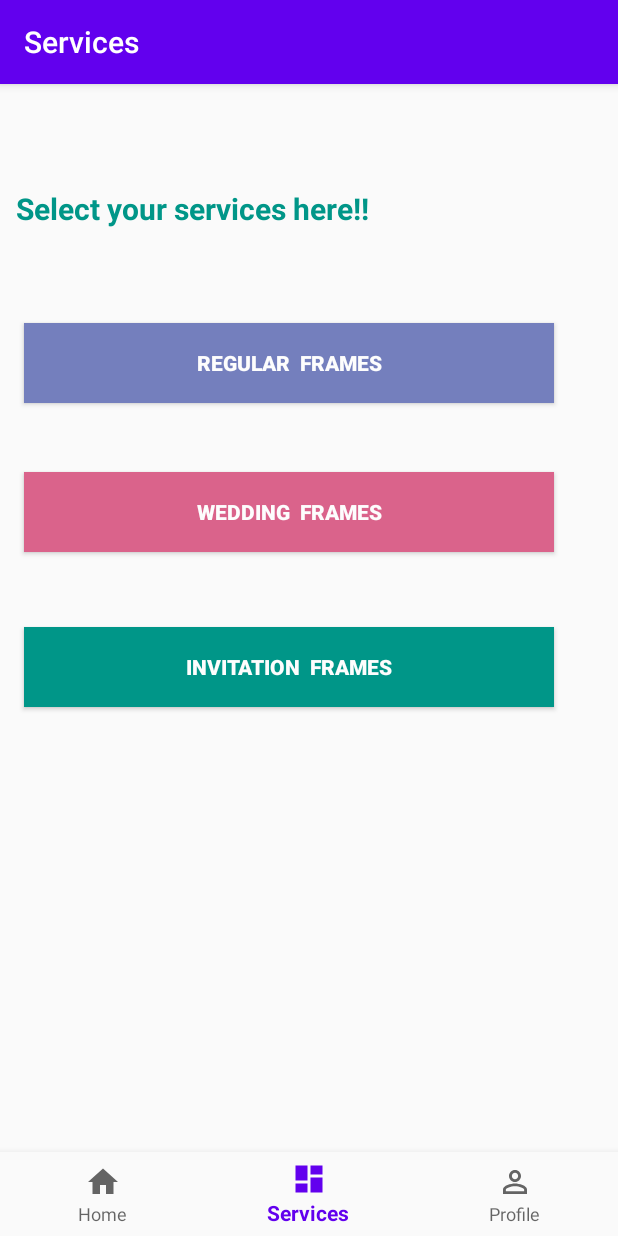
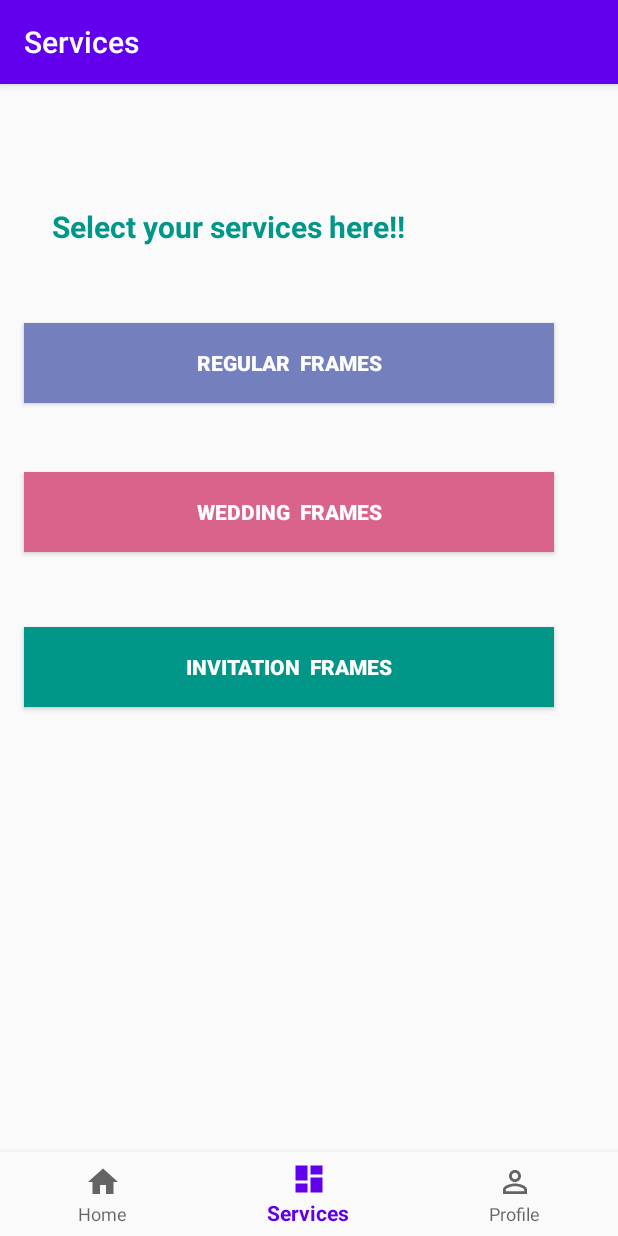
Before and after one commit to sowmyathogiti/PicStudioLab, an Android app: the DashboardFragment screen opened through its navigation route, on a phone screen of 412 x 824 dp. Run offline under Robolectric (Android 15) with nearby library versions, the phone set to English and light mode, and no system bars; our stand-ins replace navigation-ui.

Commit message:
Resized header of home,services fragments

```diff
--- a/PicStudioLab_project/app/src/main/res/layout/fragment_dashboard.xml
+++ b/PicStudioLab_project/app/src/main/res/layout/fragment_dashboard.xml
@@ -9,18 +9,18 @@
 
         <TextView
             android:id="@+id/ServiceTV"
-            android:layout_width="401dp"
-            android:layout_height="51dp"
+            android:layout_width="342dp"
+            android:layout_height="47dp"
             android:text="Select your services here!!"
             android:textColor="#009688"
             android:textSize="20dp"
             android:textStyle="bold"
             app:layout_constraintBottom_toBottomOf="parent"
             app:layout_constraintEnd_toEndOf="parent"
-            app:layout_constraintHorizontal_bias="1.0"
+            app:layout_constraintHorizontal_bias="0.492"
             app:layout_constraintStart_toStartOf="parent"
             app:layout_constraintTop_toTopOf="parent"
-            app:layout_constraintVertical_bias="0.02" />
+            app:layout_constraintVertical_bias="0.038" />
 
         <Button
             android:id="@+id/framebtn"
--- a/PicStudioLab_project/app/src/main/res/layout/fragment_home.xml
+++ b/PicStudioLab_project/app/src/main/res/layout/fragment_home.xml
@@ -16,10 +16,10 @@
         android:textStyle="bold"
         app:layout_constraintBottom_toBottomOf="parent"
         app:layout_constraintEnd_toEndOf="parent"
-        app:layout_constraintHorizontal_bias="0.035"
+        app:layout_constraintHorizontal_bias="0.28"
         app:layout_constraintStart_toStartOf="parent"
         app:layout_constraintTop_toTopOf="parent"
-        app:layout_constraintVertical_bias="0.0" />
+        app:layout_constraintVertical_bias="0.008" />
 
     <TextView
         android:id="@+id/mon"
```
